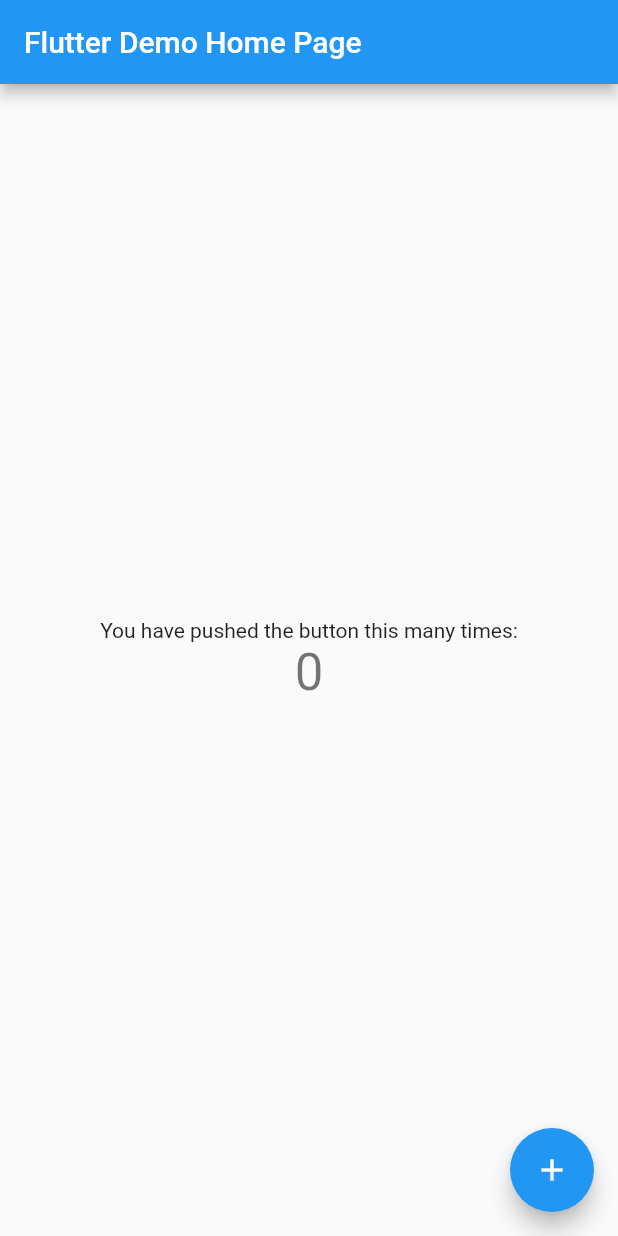
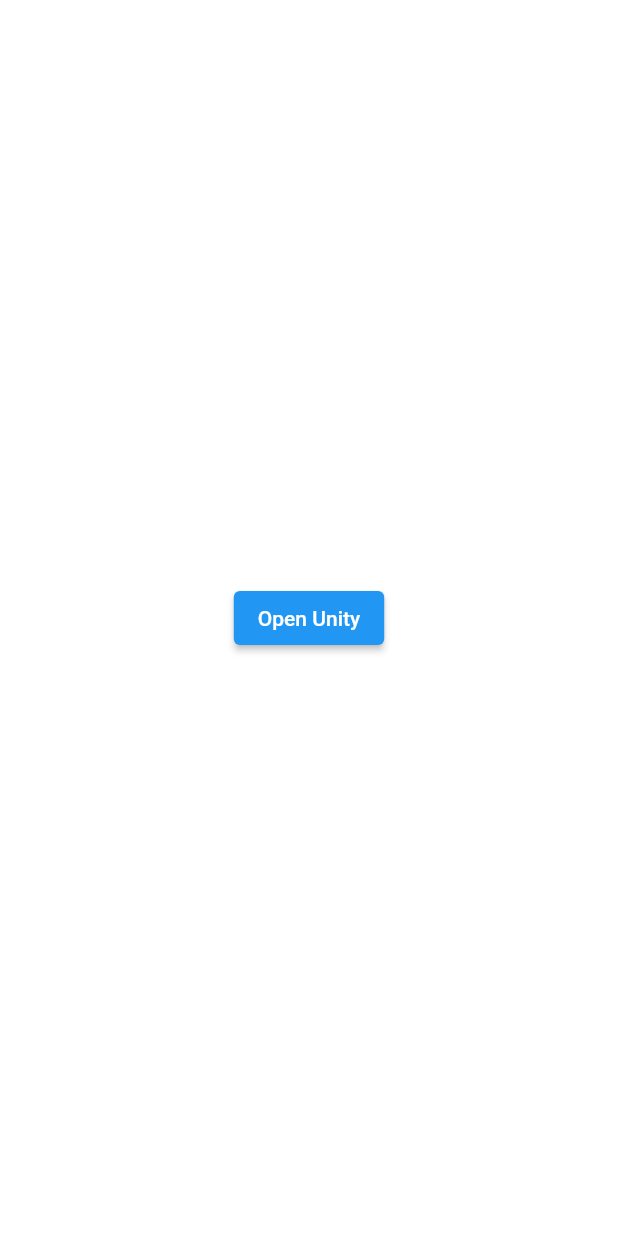
Before and after one commit to adoringonion/flutter_unity_360, a Flutter app: the screen it shows after launch, on a phone screen of 412 x 824 dp. Run offline on Flutter 3.47's test engine with Material 2 defaults, Android fonts, the phone set to English and light mode, and no system bars; missing offline and left inert: flutter_unity_widget.

Commit message:
unity用画面の作成

```diff
--- a/lib/main.dart
+++ b/lib/main.dart
@@ -1,4 +1,7 @@
 import 'package:flutter/material.dart';
+
+import 'screens/home_screen.dart';
+import 'screens/unity_screen.dart';
 
 void main() {
   runApp(const MyApp());
@@ -7,109 +10,18 @@
 class MyApp extends StatelessWidget {
   const MyApp({Key? key}) : super(key: key);
 
-  // This widget is the root of your application.
   @override
   Widget build(BuildContext context) {
     return MaterialApp(
       title: 'Flutter Demo',
       theme: ThemeData(
-        // This is the theme of your application.
-        //
-        // Try running your application with "flutter run". You'll see the
-        // application has a blue toolbar. Then, without quitting the app, try
-        // changing the primarySwatch below to Colors.green and then invoke
-        // "hot reload" (press "r" in the console where you ran "flutter run",
-        // or simply save your changes to "hot reload" in a Flutter IDE).
-        // Notice that the counter didn't reset back to zero; the application
-        // is not restarted.
         primarySwatch: Colors.blue,
       ),
-      home: const MyHomePage(title: 'Flutter Demo Home Page'),
+      home: const HomeScreen(),
+      routes: {
+        '/home': (context) => const HomeScreen(),
+        '/unity': (context) =>  const UnityScreen(),
+      },
     );
   }
 }
-
-class MyHomePage extends StatefulWidget {
-  const MyHomePage({Key? key, required this.title}) : super(key: key);
-
-  // This widget is the home page of your application. It is stateful, meaning
-  // that it has a State object (defined below) that contains fields that affect
-  // how it looks.
-
-  // This class is the configuration for the state. It holds the values (in this
-  // case the title) provided by the parent (in this case the App widget) and
-  // used by the build method of the State. Fields in a Widget subclass are
-  // always marked "final".
-
-  final String title;
-
-  @override
-  State<MyHomePage> createState() => _MyHomePageState();
-}
-
-class _MyHomePageState extends State<MyHomePage> {
-  int _counter = 0;
-
-  void _incrementCounter() {
-    setState(() {
-      // This call to setState tells the Flutter framework that something has
-      // changed in this State, which causes it to rerun the build method below
-      // so that the display can reflect the updated values. If we changed
-      // _counter without calling setState(), then the build method would not be
-      // called again, and so nothing would appear to happen.
-      _counter++;
-    });
-  }
-
-  @override
-  Widget build(BuildContext context) {
-    // This method is rerun every time setState is called, for instance as done
-    // by the _incrementCounter method above.
-    //
-    // The Flutter framework has been optimized to make rerunning build methods
-    // fast, so that you can just rebuild anything that needs updating rather
-    // than having to individually change instances of widgets.
-    return Scaffold(
-      appBar: AppBar(
-        // Here we take the value from the MyHomePage object that was created by
-        // the App.build method, and use it to set our appbar title.
-        title: Text(widget.title),
-      ),
-      body: Center(
-        // Center is a layout widget. It takes a single child and positions it
-        // in the middle of the parent.
-        child: Column(
-          // Column is also a layout widget. It takes a list of children and
-          // arranges them vertically. By default, it sizes itself to fit its
-          // children horizontally, and tries to be as tall as its parent.
-          //
-          // Invoke "debug painting" (press "p" in the console, choose the
-          // "Toggle Debug Paint" action from the Flutter Inspector in Android
-          // Studio, or the "Toggle Debug Paint" command in Visual Studio Code)
-          // to see the wireframe for each widget.
-          //
-          // Column has various properties to control how it sizes itself and
-          // how it positions its children. Here we use mainAxisAlignment to
-          // center the children vertically; the main axis here is the vertical
-          // axis because Columns are vertical (the cross axis would be
-          // horizontal).
-          mainAxisAlignment: MainAxisAlignment.center,
-          children: <Widget>[
-            const Text(
-              'You have pushed the button this many times:',
-            ),
-            Text(
-              '$_counter',
-              style: Theme.of(context).textTheme.headline4,
-            ),
-          ],
-        ),
-      ),
-      floatingActionButton: FloatingActionButton(
-        onPressed: _incrementCounter,
-        tooltip: 'Increment',
-        child: const Icon(Icons.add),
-      ), // This trailing comma makes auto-formatting nicer for build methods.
-    );
-  }
-}
--- /dev/null
+++ b/lib/screens/home_screen.dart
@@ -0,0 +1,19 @@
+import 'package:flutter/material.dart';
+
+class HomeScreen extends StatelessWidget {
+  const HomeScreen({Key? key}) : super(key: key);
+
+  @override
+  Widget build(BuildContext context) {
+    return Container(
+      child: Center(
+        child: ElevatedButton(
+          child: const Text('Open Unity'),
+          onPressed: () {
+            Navigator.pushNamed(context, '/unity');
+          },
+        ),
+      ),
+    );
+  }
+}
--- a/pubspec.yaml
+++ b/pubspec.yaml
@@ -34,6 +34,8 @@
   # The following adds the Cupertino Icons font to your application.
   # Use with the CupertinoIcons class for iOS style icons.
   cupertino_icons: ^1.0.2
+  flutter_unity_widget: ^4.2.3
+  pedantic_mono: ^1.14.0+1
 
 dev_dependencies:
   flutter_test:
```
Also changed, not shown: lib/screens/unity_screen.dart (added, +24 -0 lines), pubspec.lock, 3 other files.
